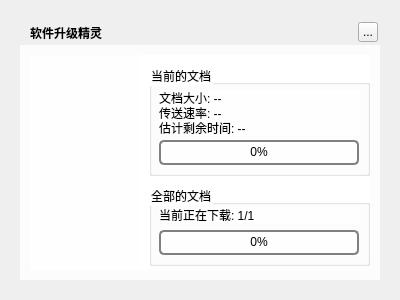
Qt form TTKCore/musicUi/musicWidget/musicsourceupdatewidget.ui (Greedysky/TTKMusicPlayer) before a commit.
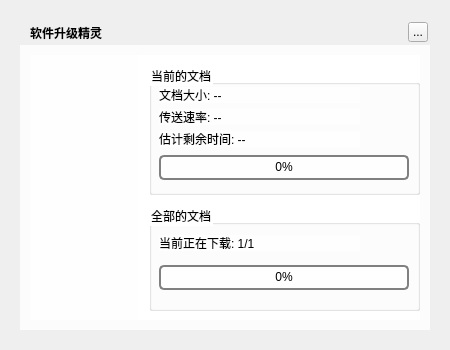
The same form after that commit. The open tabs and pages were chosen to show the change. Icons and pictures are not drawn. Custom widgets are drawn as their Qt base class.

Diff of the .ui file:
```diff
--- a/TTKCore/musicUi/musicWidget/musicsourceupdatewidget.ui
+++ b/TTKCore/musicUi/musicWidget/musicsourceupdatewidget.ui
@@ -6,8 +6,8 @@
    <rect>
     <x>0</x>
     <y>0</y>
-    <width>400</width>
-    <height>300</height>
+    <width>450</width>
+    <height>350</height>
    </rect>
   </property>
   <property name="windowTitle">
@@ -21,8 +21,8 @@
     <rect>
      <x>20</x>
      <y>20</y>
-     <width>360</width>
-     <height>260</height>
+     <width>410</width>
+     <height>310</height>
     </rect>
    </property>
    <property name="styleSheet">
@@ -51,7 +51,7 @@
   <widget class="QToolButton" name="topTitleCloseButton">
    <property name="geometry">
     <rect>
-     <x>358</x>
+     <x>408</x>
      <y>22</y>
      <width>20</width>
      <height>20</height>
@@ -66,8 +66,8 @@
     <rect>
      <x>20</x>
      <y>45</y>
-     <width>360</width>
-     <height>235</height>
+     <width>410</width>
+     <height>285</height>
     </rect>
    </property>
    <property name="styleSheet">
@@ -79,7 +79,7 @@
       <x>10</x>
       <y>10</y>
       <width>110</width>
-      <height>215</height>
+      <height>265</height>
      </rect>
     </property>
     <property name="text">
@@ -97,8 +97,8 @@
      <rect>
       <x>119</x>
       <y>10</y>
-      <width>231</width>
-      <height>215</height>
+      <width>281</width>
+      <height>265</height>
      </rect>
     </property>
     <property name="currentIndex">
@@ -192,8 +192,8 @@
        <rect>
         <x>10</x>
         <y>10</y>
-        <width>221</width>
-        <height>111</height>
+        <width>271</width>
+        <height>130</height>
        </rect>
       </property>
       <property name="title">
@@ -203,8 +203,8 @@
        <property name="geometry">
         <rect>
          <x>10</x>
-         <y>75</y>
-         <width>200</width>
+         <y>90</y>
+         <width>250</width>
          <height>25</height>
         </rect>
        </property>
@@ -219,7 +219,7 @@
        <property name="geometry">
         <rect>
          <x>10</x>
-         <y>25</y>
+         <y>22</y>
          <width>201</width>
          <height>16</height>
         </rect>
@@ -232,7 +232,7 @@
        <property name="geometry">
         <rect>
          <x>10</x>
-         <y>40</y>
+         <y>44</y>
          <width>201</width>
          <height>16</height>
         </rect>
@@ -245,7 +245,7 @@
        <property name="geometry">
         <rect>
          <x>10</x>
-         <y>55</y>
+         <y>66</y>
          <width>201</width>
          <height>16</height>
         </rect>
@@ -259,9 +259,9 @@
       <property name="geometry">
        <rect>
         <x>10</x>
-        <y>130</y>
-        <width>221</width>
-        <height>81</height>
+        <y>150</y>
+        <width>271</width>
+        <height>106</height>
        </rect>
       </property>
       <property name="title">
@@ -271,8 +271,8 @@
        <property name="geometry">
         <rect>
          <x>10</x>
-         <y>45</y>
-         <width>200</width>
+         <y>60</y>
+         <width>250</width>
          <height>25</height>
         </rect>
        </property>
@@ -287,7 +287,7 @@
        <property name="geometry">
         <rect>
          <x>10</x>
-         <y>22</y>
+         <y>30</y>
          <width>201</width>
          <height>16</height>
         </rect>
```
Left out of the diff: 12 changed lines with no effect on the pictures.
